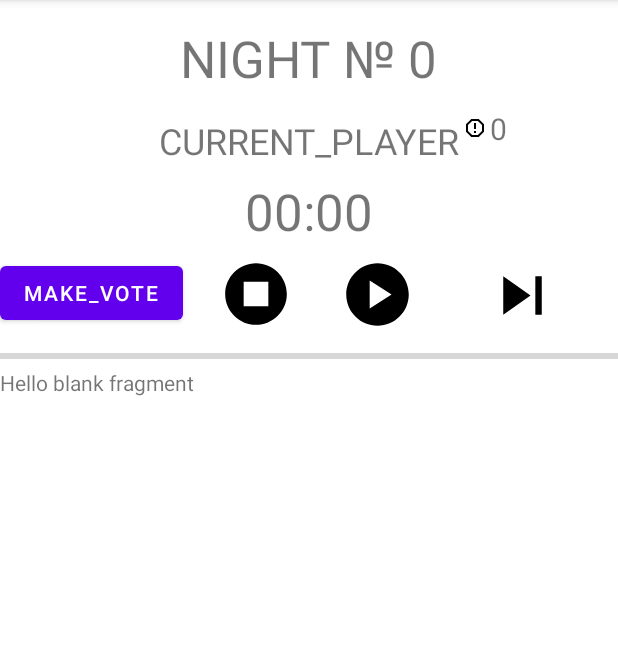
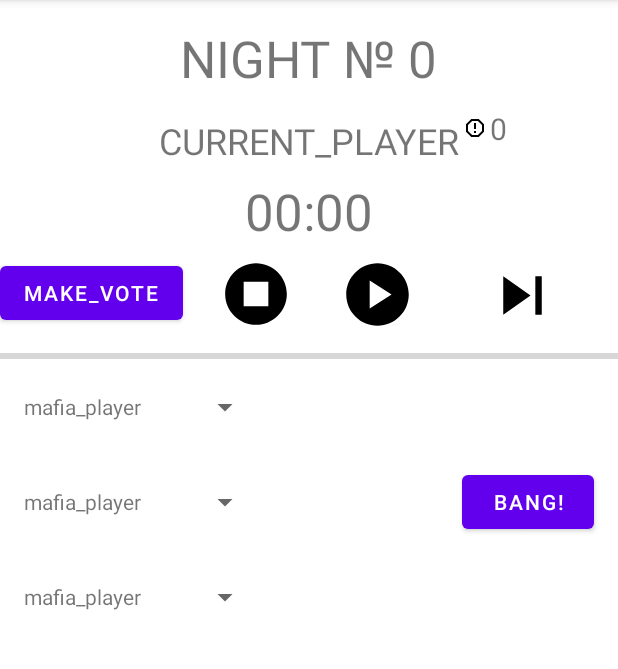
Before and after one commit to khodchenko/MafiaGame, an Android app: the fragment HomeFragment shown on its own in the app's theme, on a phone screen of 412 x 824 dp, the part 84-753 px from its top. Run offline under Robolectric (Android 15) with nearby library versions, the phone set to English and light mode, and no system bars; 3 statements that could not run were skipped.

Commit message:
work on NightFragment

```diff
--- a/app/src/main/java/com/khodchenko/mafia/MainActivity.kt
+++ b/app/src/main/java/com/khodchenko/mafia/MainActivity.kt
@@ -1,6 +1,5 @@
 package com.khodchenko.mafia
 
-import android.opengl.Visibility
 import android.os.Bundle
 import android.view.Menu
 import android.view.View
@@ -13,7 +12,6 @@ import androidx.navigation.ui.setupActionBarWithNavController
 import androidx.navigation.ui.setupWithNavController
 import androidx.drawerlayout.widget.DrawerLayout
 import androidx.appcompat.app.AppCompatActivity
-import com.google.android.material.floatingactionbutton.FloatingActionButton
 import com.khodchenko.mafia.databinding.ActivityMainBinding
 
 class MainActivity : AppCompatActivity() {
--- a/app/src/main/java/com/khodchenko/mafia/ui/ConfigureGameFragment.kt
+++ b/app/src/main/java/com/khodchenko/mafia/ui/ConfigureGameFragment.kt
@@ -1,19 +1,17 @@
 package com.khodchenko.mafia.ui
 
-import android.graphics.Color
+
 import android.os.Bundle
 import android.view.LayoutInflater
 import android.view.View
 import android.view.ViewGroup
 import android.widget.AdapterView
-import android.widget.ArrayAdapter
 import android.widget.Toast
 import androidx.fragment.app.Fragment
 import androidx.navigation.fragment.findNavController
 import com.khodchenko.mafia.R
 import com.khodchenko.mafia.data.Game
 import com.khodchenko.mafia.data.Player
-import com.khodchenko.mafia.data.VoteHelper
 import com.khodchenko.mafia.databinding.FragmentConfigureGameBinding
 import com.khodchenko.mafia.databinding.ItemPlayerBinding
 
--- a/app/src/main/java/com/khodchenko/mafia/ui/NightFragment.kt
+++ b/app/src/main/java/com/khodchenko/mafia/ui/NightFragment.kt
@@ -1,60 +1,79 @@
 package com.khodchenko.mafia.ui
 
+import android.R
 import android.os.Bundle
 import androidx.fragment.app.Fragment
 import android.view.LayoutInflater
 import android.view.View
 import android.view.ViewGroup
-import com.khodchenko.mafia.R
+import android.widget.ArrayAdapter
+import com.khodchenko.mafia.data.Game
+import com.khodchenko.mafia.data.Player
+import com.khodchenko.mafia.databinding.FragmentNightBinding
 
-// TODO: Rename parameter arguments, choose names that match
-// the fragment initialization parameters, e.g. ARG_ITEM_NUMBER
-private const val ARG_PARAM1 = "param1"
-private const val ARG_PARAM2 = "param2"
 
-/**
- * A simple [Fragment] subclass.
- * Use the [NightFragment.newInstance] factory method to
- * create an instance of this fragment.
- */
 class NightFragment : Fragment() {
-    // TODO: Rename and change types of parameters
-    private var param1: String? = null
-    private var param2: String? = null
 
-    override fun onCreate(savedInstanceState: Bundle?) {
-        super.onCreate(savedInstanceState)
-        arguments?.let {
-            param1 = it.getString(ARG_PARAM1)
-            param2 = it.getString(ARG_PARAM2)
+    private var _binding: FragmentNightBinding? = null
+    private val binding get() = _binding!!
+    override fun onCreateView(
+        inflater: LayoutInflater,
+        container: ViewGroup?,
+        savedInstanceState: Bundle?
+    ): View {
+        _binding = FragmentNightBinding.inflate(inflater, container, false)
+        val root: View = binding.root
+
+        return root
+    }
+    override fun onViewCreated(view: View, savedInstanceState: Bundle?) {
+        super.onViewCreated(view, savedInstanceState)
+
+        val blackPlayers = Game.getInstance().getAllBlackPlayers()
+        if (blackPlayers.isNotEmpty()) {
+            val tvPlayerRole1 = binding.tvPlayerRole1
+            if (blackPlayers[0].isAlive) {
+                tvPlayerRole1.text = blackPlayers[0].name
+            }
+
+            val tvPlayerRole2 = binding.tvPlayerRole2
+            if (blackPlayers.size > 1 && blackPlayers[1].isAlive) {
+                tvPlayerRole2.text = blackPlayers[1].name
+            }
+
+            val tvPlayerRole3 = binding.tvPlayerRole3
+            if (blackPlayers.size > 2 && blackPlayers[2].isAlive) {
+                tvPlayerRole3.text = blackPlayers[2].name
+            }
+        }
+
+        val spinnerTarget1 = binding.spinnerTarget1
+        val spinnerTarget2 = binding.spinnerTarget2
+        val spinnerTarget3 = binding.spinnerTarget3
+        // Populate spinners with player names
+        val playerList = getPlayerList()
+        val playerNames = playerList.map { it.name }
+        val adapter = ArrayAdapter(requireContext(), R.layout.simple_spinner_item, playerNames)
+        adapter.setDropDownViewResource(android.R.layout.simple_spinner_dropdown_item)
+        spinnerTarget1.adapter = adapter
+        spinnerTarget2.adapter = adapter
+        spinnerTarget3.adapter = adapter
+
+        binding.buttonShoot.setOnClickListener {
+            val targets : MutableList<Player> = mutableListOf()
+            targets.add(spinnerTarget1.selectedItem as Player)
+            targets.add(spinnerTarget2.selectedItem as Player)
+            targets.add(spinnerTarget3.selectedItem as Player)
+            Game.getInstance().makeShoot(targets)
         }
     }
 
-    override fun onCreateView(
-        inflater: LayoutInflater, container: ViewGroup?,
-        savedInstanceState: Bundle?
-    ): View? {
-        // Inflate the layout for this fragment
-        return inflater.inflate(R.layout.fragment_night, container, false)
+    fun getPlayerList()  : MutableList<Player> {
+       return Game.getInstance().getAllPlayers()
     }
 
-    companion object {
-        /**
-         * Use this factory method to create a new instance of
-         * this fragment using the provided parameters.
-         *
-         * @param param1 Parameter 1.
-         * @param param2 Parameter 2.
-         * @return A new instance of fragment NightFragment.
-         */
-        // TODO: Rename and change types and number of parameters
-        @JvmStatic
-        fun newInstance(param1: String, param2: String) =
-            NightFragment().apply {
-                arguments = Bundle().apply {
-                    putString(ARG_PARAM1, param1)
-                    putString(ARG_PARAM2, param2)
-                }
-            }
+    override fun onDestroyView() {
+        super.onDestroyView()
+        _binding = null
     }
 }
--- a/app/src/main/java/com/khodchenko/mafia/ui/home/HomeFragment.kt
+++ b/app/src/main/java/com/khodchenko/mafia/ui/home/HomeFragment.kt
@@ -17,7 +17,6 @@ import com.khodchenko.mafia.ui.VotingFragment
 
 
 class HomeFragment : Fragment(),  DayFragment.OnPlayerChangeListener, Game.GameObserver {
-
 
     private var _binding: FragmentHomeBinding? = null
     private val binding get() = _binding!!
@@ -53,23 +52,20 @@ class HomeFragment : Fragment(),  DayFragment.OnPlayerChangeListener, Game.GameO
 
         return root
     }
+
     override fun onStageChanged(newStage: Game.Stage) {
         // Обновить UI в соответствии с новой стадией
         when (newStage) {
             Game.Stage.NIGHT -> {
-                // Показать фрагмент для стадии NIGHT
                 showNightFragment()
             }
             Game.Stage.LAST_WORD -> {
-                // Показать фрагмент для стадии LAST_WORD
                 showLastWordFragment()
             }
             Game.Stage.DAY -> {
-                // Показать фрагмент для стадии DAY
                 showDayFragment()
             }
             Game.Stage.VOTING -> {
-                // Показать фрагмент для стадии VOTING
                 showVotingFragment()
             }
         }
--- a/app/src/main/res/layout/fragment_night.xml
+++ b/app/src/main/res/layout/fragment_night.xml
@@ -1,14 +1,75 @@
 <?xml version="1.0" encoding="utf-8"?>
-<FrameLayout xmlns:android="http://schemas.android.com/apk/res/android"
+<androidx.constraintlayout.widget.ConstraintLayout xmlns:android="http://schemas.android.com/apk/res/android"
+    xmlns:app="http://schemas.android.com/apk/res-auto"
     xmlns:tools="http://schemas.android.com/tools"
     android:layout_width="match_parent"
     android:layout_height="match_parent"
     tools:context=".ui.NightFragment">
 
-    <!-- TODO: Update blank fragment layout -->
     <TextView
-        android:layout_width="match_parent"
-        android:layout_height="match_parent"
-        android:text="@string/hello_blank_fragment" />
+        android:id="@+id/tv_player_role1"
+        android:layout_width="wrap_content"
+        android:layout_height="wrap_content"
+        android:layout_marginStart="16dp"
+        android:layout_marginTop="16dp"
+        android:text="mafia_player"
+        app:layout_constraintStart_toStartOf="parent"
+        app:layout_constraintTop_toTopOf="parent" />
 
-</FrameLayout>
+    <TextView
+        android:id="@+id/tv_player_role3"
+        android:layout_width="wrap_content"
+        android:layout_height="wrap_content"
+        android:layout_marginTop="44dp"
+        android:text="mafia_player"
+        app:layout_constraintEnd_toEndOf="@+id/tv_player_role2"
+        app:layout_constraintStart_toStartOf="@+id/tv_player_role2"
+        app:layout_constraintTop_toBottomOf="@+id/tv_player_role2" />
+
+    <TextView
+        android:id="@+id/tv_player_role2"
+        android:layout_width="wrap_content"
+        android:layout_height="wrap_content"
+        android:layout_marginTop="44dp"
+        android:text="mafia_player"
+        app:layout_constraintStart_toStartOf="@+id/tv_player_role1"
+        app:layout_constraintTop_toBottomOf="@+id/tv_player_role1" />
+
+    <Spinner
+        android:id="@+id/spinner_target1"
+        android:layout_width="wrap_content"
+        android:layout_height="wrap_content"
+        android:layout_marginStart="32dp"
+        app:layout_constraintBottom_toBottomOf="@+id/tv_player_role1"
+        app:layout_constraintStart_toEndOf="@+id/tv_player_role1"
+        app:layout_constraintTop_toTopOf="@+id/tv_player_role1" />
+
+    <Spinner
+        android:id="@+id/spinner_target2"
+        android:layout_width="wrap_content"
+        android:layout_height="wrap_content"
+        android:layout_marginStart="32dp"
+        app:layout_constraintBottom_toBottomOf="@+id/tv_player_role2"
+        app:layout_constraintStart_toEndOf="@+id/tv_player_role2"
+        app:layout_constraintTop_toTopOf="@+id/tv_player_role2" />
+
+    <Spinner
+        android:id="@+id/spinner_target3"
+        android:layout_width="wrap_content"
+        android:layout_height="wrap_content"
+        android:layout_marginStart="32dp"
+        app:layout_constraintBottom_toBottomOf="@+id/tv_player_role3"
+        app:layout_constraintStart_toEndOf="@+id/tv_player_role3"
+        app:layout_constraintTop_toTopOf="@+id/tv_player_role3" />
+
+    <Button
+        android:id="@+id/button_shoot"
+        android:layout_width="wrap_content"
+        android:layout_height="wrap_content"
+        android:layout_marginEnd="16dp"
+        android:text="BANG!"
+        app:layout_constraintBottom_toBottomOf="@+id/spinner_target2"
+        app:layout_constraintEnd_toEndOf="parent"
+        app:layout_constraintTop_toTopOf="@+id/spinner_target2" />
+
+</androidx.constraintlayout.widget.ConstraintLayout>
```
Also changed, not shown: app/src/main/java/com/khodchenko/mafia/data/Game.kt (+23 -26 lines), app/src/main/java/com/khodchenko/mafia/data/Timer.kt (deleted, +0 -52 lines), app/src/main/java/com/khodchenko/mafia/ui/DayFragment.kt (+3 -46 lines), app/src/main/java/com/khodchenko/mafia/ui/PlayerAdapter.kt (added, +51 -0 lines).
